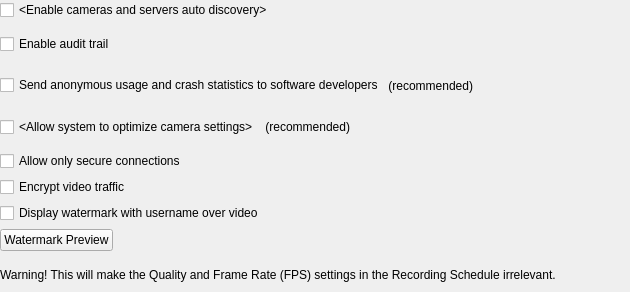
Above: client/nx_client_desktop/src/ui/widgets/system_settings/system_settings_widget.ui from networkoptix/nx_open before the change. Below: the same form after it.
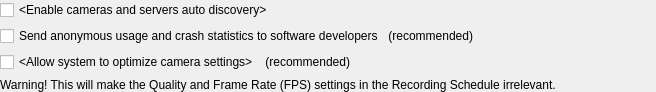
That is the form after the change. Custom widgets are drawn as their Qt base class.

```diff
--- a/client/nx_client_desktop/src/ui/widgets/system_settings/system_settings_widget.ui
+++ b/client/nx_client_desktop/src/ui/widgets/system_settings/system_settings_widget.ui
@@ -6,8 +6,8 @@
    <rect>
     <x>0</x>
     <y>0</y>
-    <width>630</width>
-    <height>292</height>
+    <width>656</width>
+    <height>80</height>
    </rect>
   </property>
   <property name="windowTitle">
@@ -33,43 +33,6 @@
      </property>
     </widget>
    </item>
-   <item>
-    <layout class="QHBoxLayout" name="horizontalLayout_3">
-     <property name="spacing">
-      <number>4</number>
-     </property>
-     <item>
-      <widget class="QCheckBox" name="auditTrailCheckBox">
-       <property name="text">
-        <string>Enable audit trail</string>
-       </property>
-      </widget>
-     </item>
-     <item>
-      <widget class="nx::client::desktop::HintButton" name="auditTrailHint" native="true">
-       <property name="sizePolicy">
-        <sizepolicy hsizetype="Fixed" vsizetype="Fixed">
-         <horstretch>0</horstretch>
-         <verstretch>0</verstretch>
-        </sizepolicy>
-       </property>
-      </widget>
-     </item>
-     <item>
-      <spacer name="horizontalSpacer_3">
-       <property name="orientation">
-        <enum>Qt::Horizontal</enum>
-       </property>
-       <property name="sizeHint" stdset="0">
-        <size>
-         <width>40</width>
-         <height>20</height>
-        </size>
-       </property>
-      </spacer>
-     </item>
-    </layout>
-   </item>
    <item>
     <layout class="QHBoxLayout" name="horizontalLayout">
      <property name="spacing">
@@ -151,40 +114,6 @@
      </item>
     </layout>
    </item>
-   <item>
-    <widget class="QCheckBox" name="forceTrafficEncryptionCheckBox">
-     <property name="text">
-      <string>Allow only secure connections</string>
-     </property>
-    </widget>
-   </item>
-   <item>
-    <widget class="QCheckBox" name="forceVideoTrafficEncryptionCheckBox">
-     <property name="text">
-      <string>Encrypt video traffic</string>
-     </property>
-    </widget>
-   </item>
-   <item>
-    <widget class="QCheckBox" name="displayWatermarkCheckBox">
-     <property name="text">
-      <string>Display watermark with username over video</string>
-     </property>
-    </widget>
-   </item>
-   <item>
-    <widget class="QPushButton" name="watermarkSettingsButton">
-     <property name="sizePolicy">
-      <sizepolicy hsizetype="Fixed" vsizetype="Fixed">
-       <horstretch>0</horstretch>
-       <verstretch>0</verstretch>
-      </sizepolicy>
-     </property>
-     <property name="text">
-      <string>Watermark Preview</string>
-     </property>
-    </widget>
-   </item>
    <item>
     <widget class="QLabel" name="settingsWarningLabel">
      <property name="text">
```
